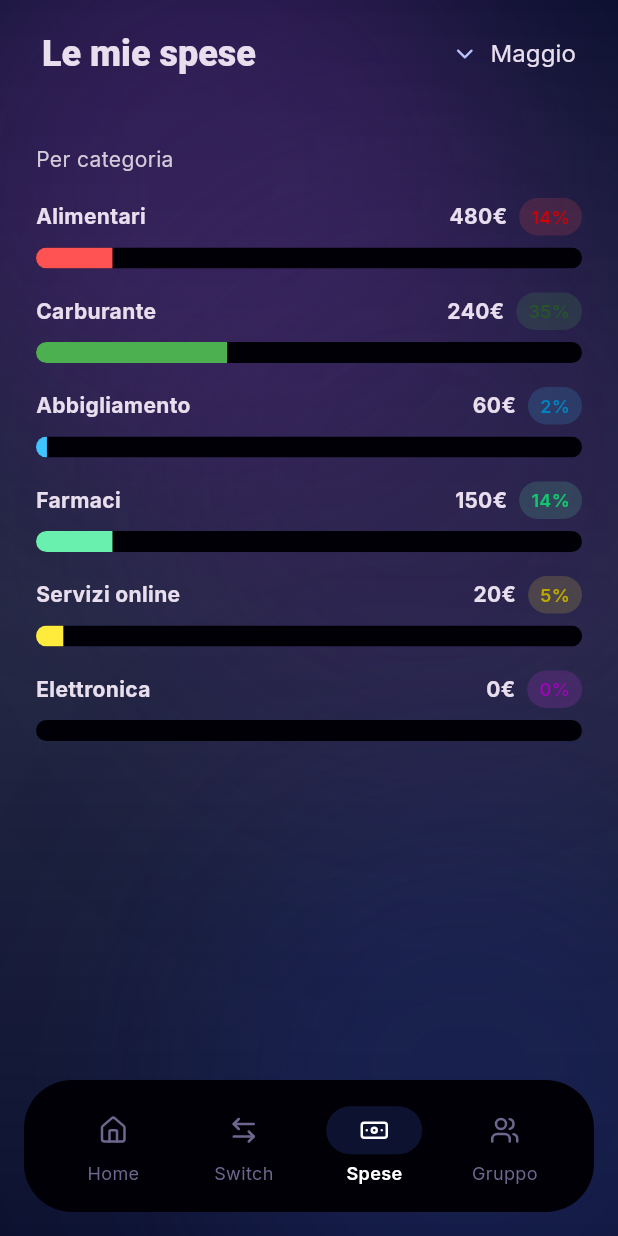
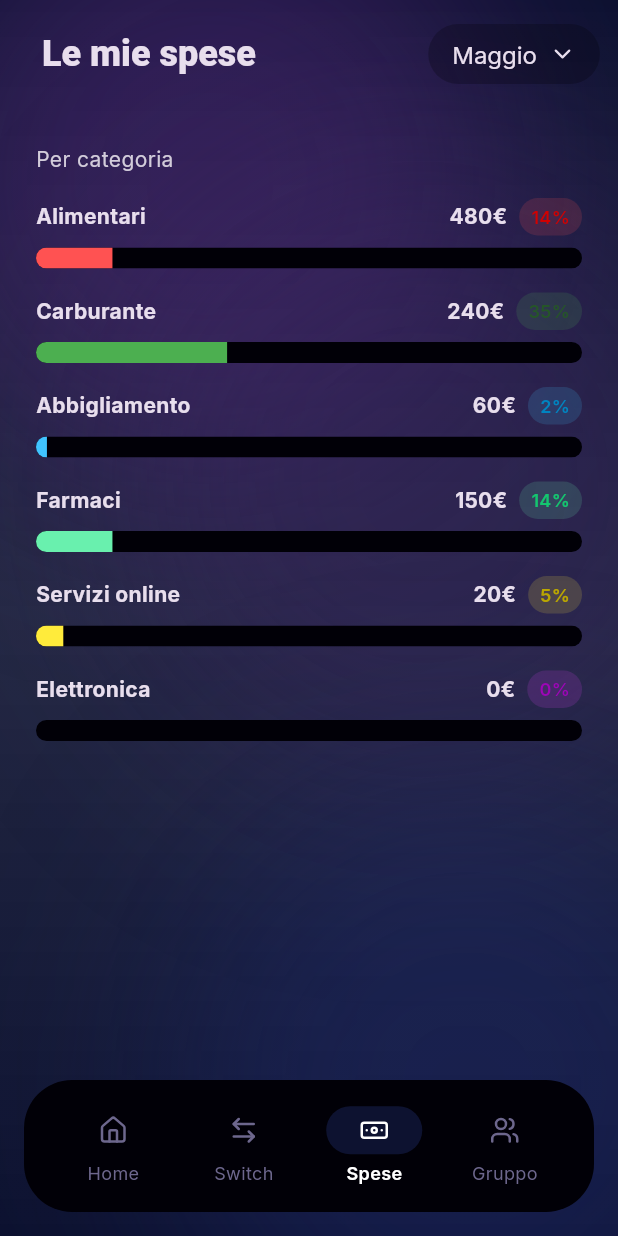
Before and after one commit to ImJustCri/influx, a Flutter app: the screen it shows after launch, item 3 of the bottom bar chosen, on a phone screen of 412 x 824 dp. Run offline on Flutter 3.47's test engine with Material 3 defaults, Android fonts, the phone set to English and light mode, and no system bars; our stand-ins replace fl_chart, flutter_lucide.

Commit message:
Add global textbutton theme

```diff
--- a/lib/theme.dart
+++ b/lib/theme.dart
@@ -11,6 +11,18 @@ final ThemeData darkTheme = ThemeData(
   appBarTheme: const AppBarTheme(
     backgroundColor: Colors.transparent,
     titleTextStyle: AppTypography.pageTitle,
+  ),
+  textButtonTheme: TextButtonThemeData(
+      style: TextButton.styleFrom(
+        backgroundColor: AppColors.backgroundAccent.withValues(alpha: 0.25),
+        foregroundColor: AppColors.white,
+        textStyle: const TextStyle(
+          fontSize: 16,
+          fontWeight: FontWeight.normal,
+          fontFamily: 'Inter',
+        ),
+        padding: const EdgeInsets.symmetric(horizontal: 16, vertical: 8),
+      ),
   )
 );
 
--- a/lib/widgets/expenses/expenses_page.dart
+++ b/lib/widgets/expenses/expenses_page.dart
@@ -27,6 +27,7 @@ class ExpensesPage extends StatelessWidget {
             onPressed: () {},
             label: Text('Maggio', style: AppTypography.pageSubtitle),
             icon: const Icon(LucideIcons.chevron_down),
+            iconAlignment: IconAlignment.end,
           )
         ],
       ),
```
Lines whose indentation alone changed are shown as unchanged.
